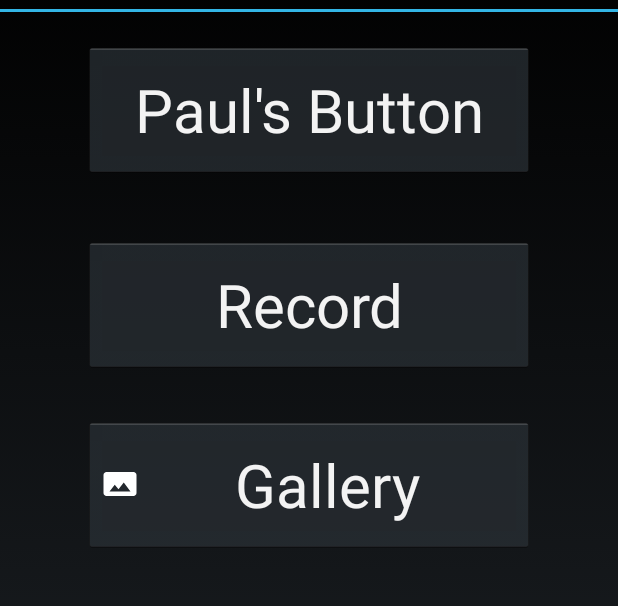
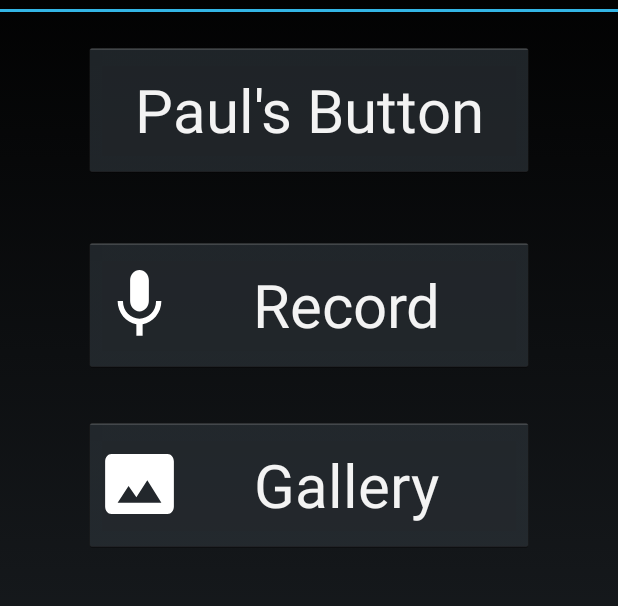
Before and after one commit to JZHeadley/AndroidVideoSearch, an Android app: the layout activity_main.xml on its own in the app's theme, with its tools: preview values and no code run, on a phone screen of 412 x 824 dp, the part 60-666 px from its top. Run offline under Robolectric (Android 15) with nearby library versions, the phone set to English and light mode, and no system bars.

Commit message:
General activities added

```diff
--- /dev/null
+++ b/app/src/main/res/drawable-anydpi/ic_mic.xml
@@ -0,0 +1,9 @@
+<vector xmlns:android="http://schemas.android.com/apk/res/android"
+        android:width="50dp"
+        android:height="55dp"
+        android:viewportWidth="24.0"
+        android:viewportHeight="24.0">
+    <path
+        android:fillColor="#ffff"
+        android:pathData="M12,14c1.66,0 2.99,-1.34 2.99,-3L15,5c0,-1.66 -1.34,-3 -3,-3S9,3.34 9,5v6c0,1.66 1.34,3 3,3zM17.3,11c0,3 -2.54,5.1 -5.3,5.1S6.7,14 6.7,11L5,11c0,3.41 2.72,6.23 6,6.72L11,21h2v-3.28c3.28,-0.48 6,-3.3 6,-6.72h-1.7z"/>
+</vector>
--- a/app/src/main/res/drawable-anydpi/ic_panorama.xml
+++ b/app/src/main/res/drawable-anydpi/ic_panorama.xml
@@ -1,6 +1,6 @@
 <vector xmlns:android="http://schemas.android.com/apk/res/android"
-        android:width="24dp"
-        android:height="24dp"
+        android:width="50dp"
+        android:height="60dp"
         android:viewportWidth="24.0"
         android:viewportHeight="24.0">
     <path
--- a/app/src/main/res/layout/activity_main.xml
+++ b/app/src/main/res/layout/activity_main.xml
@@ -22,6 +22,8 @@
         android:layout_height="90dp"
         android:layout_centerHorizontal="true"
         android:layout_marginTop="150dp"
+        android:drawableLeft="@drawable/ic_mic"
+        android:drawableStart="@drawable/ic_mic"
         android:text="@string/record_button"
         android:textSize="40sp" />
 
@@ -33,6 +35,7 @@
         android:layout_centerHorizontal="true"
         android:layout_marginTop="30dp"
         android:drawableLeft="@drawable/ic_panorama"
+        android:drawableStart="@drawable/ic_panorama"
         android:text="@string/gallery_button"
         android:textSize="40sp" />
 
--- /dev/null
+++ b/app/src/main/res/layout/list_activity.xml
@@ -0,0 +1,6 @@
+<?xml version="1.0" encoding="utf-8"?>
+<LinearLayout xmlns:android="http://schemas.android.com/apk/res/android"
+    android:orientation="vertical" android:layout_width="match_parent"
+    android:layout_height="match_parent">
+
+</LinearLayout>
--- /dev/null
+++ b/app/src/main/res/layout/search_activity.xml
@@ -0,0 +1,6 @@
+<?xml version="1.0" encoding="utf-8"?>
+<RelativeLayout xmlns:android="http://schemas.android.com/apk/res/android"
+    android:orientation="vertical" android:layout_width="match_parent"
+    android:layout_height="match_parent">
+
+</RelativeLayout>
--- /dev/null
+++ b/app/src/main/res/layout/video_recorder.xml
@@ -0,0 +1,5 @@
+<?xml version="1.0" encoding="utf-8"?>
+<RelativeLayout xmlns:android="http://schemas.android.com/apk/res/android"
+    android:layout_width="match_parent" android:layout_height="match_parent">
+
+</RelativeLayout>
--- /dev/null
+++ b/app/src/main/res/layout/video_viewer.xml
@@ -0,0 +1,5 @@
+<?xml version="1.0" encoding="utf-8"?>
+<RelativeLayout xmlns:android="http://schemas.android.com/apk/res/android"
+    android:layout_width="match_parent" android:layout_height="match_parent">
+
+</RelativeLayout>
```
